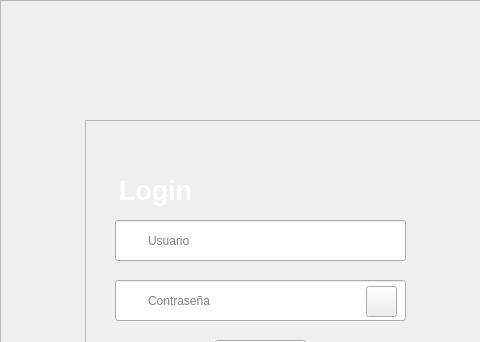
Old version of the form recursos_graficos_y_logicos/elementos_graficos_ui/pantalla_de_login.ui in the repository Enmanuel-86/TELA-APP; both pictures show x 0 to 480 and y 0 to 342 of the 720 by 586 pixel window.
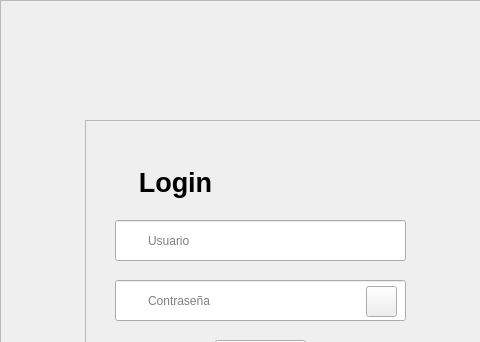
New version of the form. Icons and pictures are not drawn.

```diff
--- a/recursos_graficos_y_logicos/elementos_graficos_ui/pantalla_de_login.ui
+++ b/recursos_graficos_y_logicos/elementos_graficos_ui/pantalla_de_login.ui
@@ -117,9 +117,9 @@
          <property name="geometry">
           <rect>
            <x>30</x>
-           <y>50</y>
-           <width>81</width>
-           <height>41</height>
+           <y>32</y>
+           <width>121</width>
+           <height>61</height>
           </rect>
          </property>
          <property name="font">
@@ -132,14 +132,7 @@
           </font>
          </property>
          <property name="styleSheet">
-          <string notr="true">QLabel{
-	
-	
-	color: rgb(255, 255, 255);
-	background:transparent;
-	
-
-}</string>
+          <string notr="true"/>
          </property>
          <property name="text">
           <string>Login</string>
```
Left out of the diff: 3 changed lines with no effect on the pictures.
